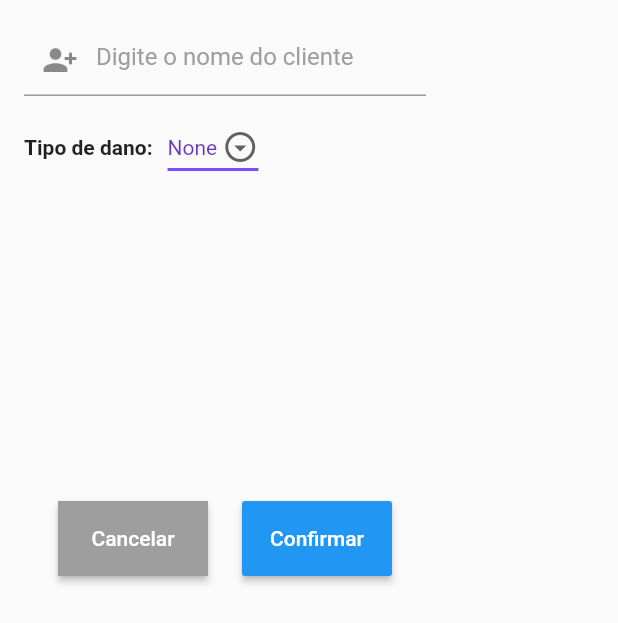
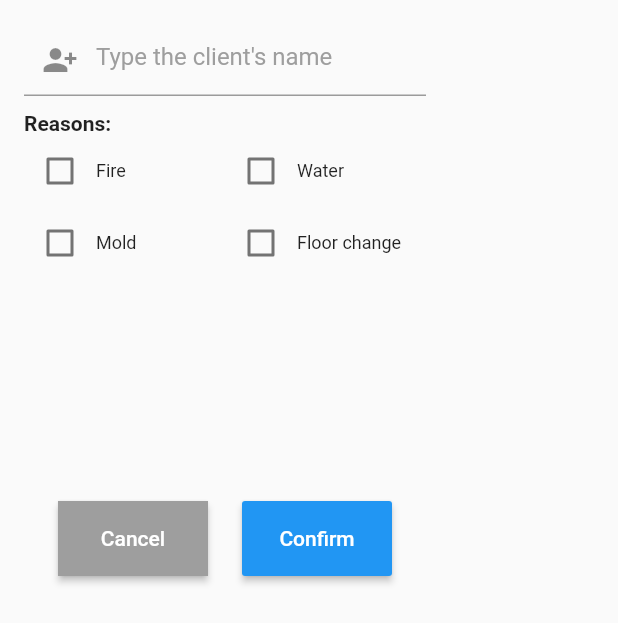
Before and after one commit to lucasguedes778/Propack, a Flutter app: the AddBoxDialog widget shown alone on an empty page, opened directly, on a phone screen of 412 x 824 dp. Shown: the top 623 px of the screen. Run offline on Flutter 3.47's test engine with Material 2 defaults, Android fonts, the phone set to English and light mode, and no system bars; our stand-ins replace reorderables.

Commit message:
Inserindo checkboxes no menu de adição de caixa, para selecionar as razões (antes chamadas de danos) da caixa a ser adicionada.

```diff
--- a/lib/customized_widgets/add_box_dialog.dart
+++ b/lib/customized_widgets/add_box_dialog.dart
@@ -5,7 +5,11 @@ import 'package:flutter/services.dart';
 //ignore: must_be_immutable
 class AddBoxDialog extends StatefulWidget {
    String _newClientName;
-   String _newClientDamageTypes;
+   List<String> _newClientReasons = List<String>();
+
+   //Checkboxes variables
+   var fireSelected = false, moldSelected=false,fcSelected=false,waterSelected=false;
+
    var dialogContext;
    Function onConfirm;
 
@@ -43,26 +47,131 @@ class _AddBoxDialogState extends State<AddBoxDialog> {
                             hintStyle: TextStyle(
                                 color: Colors.grey
                             ),
-                            hintText: 'Digite o nome do cliente'
+                            hintText: "Type the client's name"
                         ),) ,
                       Padding(
                         padding: EdgeInsets.only(top:10.0),
-                        child: Row(
+                        child: Column(
                           children: [
-                            Padding(
-                              padding: EdgeInsets.only(right:10.0),
+                            Align(
+                              alignment: Alignment.topLeft,
                               child: Text(
-                                "Tipo de dano:",
+                                "Reasons:",
                                 style: TextStyle(
                                   fontWeight: FontWeight.bold,
                                 ),
+
                               ),
                             ),
-                            DamageSelector(
-                              onSelected: (String selectedType){
-                                // widget._newClientDamageType = selectedType;
-                              },
+                            Row(
+                              children: [
+                                Expanded(
+                                  child: Row(
+                                    children: [
+                                      Checkbox(
+                                          value: widget.fireSelected,
+                                          onChanged: (value){
+                                            setState(() {
+                                              widget.fireSelected = value;
+                                            });
+                                            if(value == true){
+                                              widget._newClientReasons.add("Fire");
+                                            }else{
+                                              widget._newClientReasons.remove("Fire");
+                                            }
+                                          }
+                                      ),
+                                      Text(
+                                        "Fire",
+                                        style: TextStyle(
+                                          fontSize: 12
+                                        ),
+                                      ),
+                                    ],
+                                  )
+                                ),
+                                Expanded(
+                                    child: Row(
+                                      children: [
+                                        Checkbox(
+                                            value: widget.waterSelected,
+                                            onChanged: (value){
+                                              setState(() {
+                                                widget.waterSelected = value;
+                                              });
+                                              if(value == true){
+                                                widget._newClientReasons.add("Water");
+                                              }else{
+                                                widget._newClientReasons.remove("Water");
+                                              }
+                                            }
+                                        ),
+                                        Text(
+                                          "Water",
+                                          style: TextStyle(
+                                              fontSize: 12
+                                          ),
+                                        )
+                                      ],
+                                    )
+                                )
+                              ],
                             ),
+                            Row(
+                              children: [
+                                Expanded(
+                                    child: Row(
+                                      children: [
+                                        Checkbox(
+                                            value: widget.moldSelected,
+                                            onChanged: (value){
+                                              setState(() {
+                                                widget.moldSelected = value;
+                                              });
+                                              if(value == true){
+                                                widget._newClientReasons.add("Mold");
+                                              }else{
+                                                widget._newClientReasons.remove("Mold");
+                                              }
+                                            }
+                                        ),
+                                        Text(
+                                          "Mold",
+                                          style: TextStyle(
+                                              fontSize: 12
+                                          ),
+                                        ),
+                                      ],
+                                    )
+                                ),
+                                Expanded(
+                                    child: Row(
+                                      children: [
+                                        Checkbox(
+                                            value: widget.fcSelected,
+                                            onChanged: (value){
+                                              setState(() {
+                                                widget.fcSelected = value;
+                                              });
+                                              if(value == true){
+                                                widget._newClientReasons.add("Floor change");
+                                              }else{
+                                                widget._newClientReasons.remove("Floor change");
+                                              }
+                                            }
+                                        ),
+                                        Text(
+                                          "Floor change",
+                                          style: TextStyle(
+                                              fontSize: 12
+                                          ),
+                                        )
+                                      ],
+                                    )
+                                )
+                              ],
+                            ),
+
                           ],
                         ),
 
@@ -85,7 +194,7 @@ class _AddBoxDialogState extends State<AddBoxDialog> {
                             height: 50,
                             child: Center(
                               child: Text(
-                                "Cancelar",
+                                "Cancel",
                                 style: TextStyle(
                                     color: Colors.white
                                 ),
@@ -96,8 +205,7 @@ class _AddBoxDialogState extends State<AddBoxDialog> {
                         RaisedButton(
                           color: Colors.blue,
                           onPressed: (){
-                            var damagesExamples = ["Fire","Mold"];
-                            widget.onConfirm(widget._newClientName,damagesExamples);
+                            widget.onConfirm(widget._newClientName, widget._newClientReasons);
                             Navigator.pop(widget.dialogContext);
                           },
                           padding: EdgeInsets.all(0.0),
@@ -106,7 +214,7 @@ class _AddBoxDialogState extends State<AddBoxDialog> {
                             height: 50,
                             child: Center(
                               child: Text(
-                                "Confirmar",
+                                "Confirm",
                                 style: TextStyle(
                                     color: Colors.white
                                 ),
--- a/lib/customized_widgets/items_box.dart
+++ b/lib/customized_widgets/items_box.dart
@@ -65,7 +65,7 @@ class _ItemsBoxState extends State<ItemsBox> {
                   child: Text(
                     widget.clientName,
                     style: TextStyle(
-                        fontSize: 7,
+                        fontSize: 5,
                         color: Colors.black
                     ),
                   ),
--- a/lib/generalData.dart
+++ b/lib/generalData.dart
@@ -1,12 +1,12 @@
 class ClientData{
   String name;
-  String damageType;
+  List<String> reasons;
   int verticalPosition;
   int horizontalPosition;
 
-  ClientData(String name, String damageType, int verticalPosition, int horizontalPosition){
+  ClientData(String name, List<String>reasons, int verticalPosition, int horizontalPosition){
     this.name = name;
-    this.damageType = damageType;
+    this.reasons = reasons;
     this.verticalPosition = verticalPosition;
     this.horizontalPosition = horizontalPosition;
   }
--- a/lib/main.dart
+++ b/lib/main.dart
@@ -3,6 +3,7 @@ import 'package:victor_hugo_app_prototype/mainTabView.dart';
 
 
 void main() => runApp(MaterialApp(
+    debugShowCheckedModeBanner: false,
     home: Scaffold(
         body: MainTabView(),
     )
--- a/lib/mainTabView.dart
+++ b/lib/mainTabView.dart
@@ -7,7 +7,7 @@ import 'package:flutter/services.dart';
 class MainTabView extends StatelessWidget{
 
   List<ClientData> clients = <ClientData>[
-    ClientData("1","Fire", 0,1),
+    ClientData("Guedes",["Fire"], 0,1),
   ];
 
   @override
```
Also changed, not shown: lib/boxesFloor.dart (+10 -10 lines).
